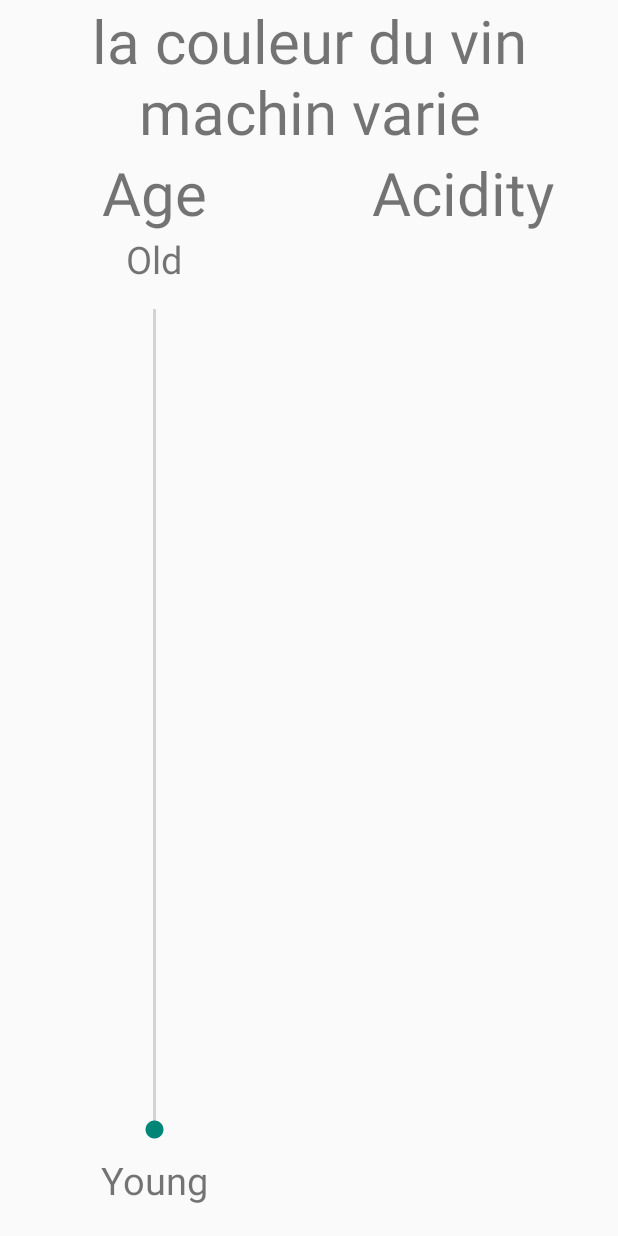
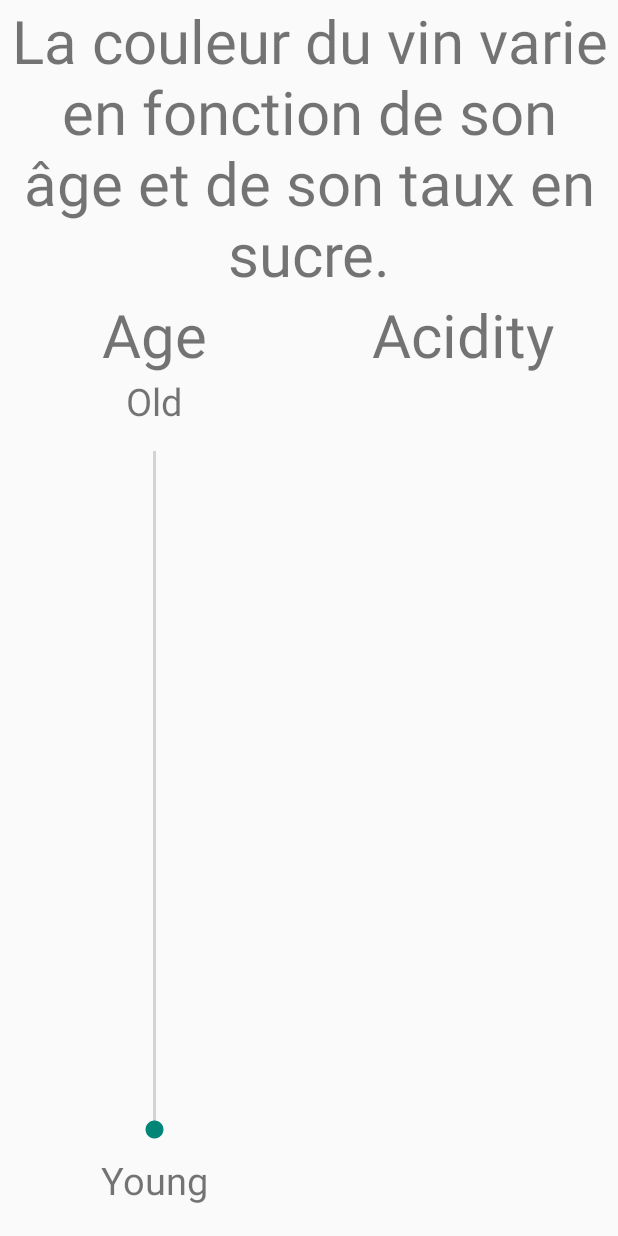
Before and after one commit to alexandre-mazel/AndroidStudioProjects, an Android app: the screen it shows after launch (MyActivity), on a phone screen of 412 x 824 dp. Run offline under Robolectric (Android 15) with nearby library versions, the light colour scheme and no system bars.

Commit message:
ajout 2 zones

```diff
--- a/Glasses/app/src/main/res/layout/activity_my.xml
+++ b/Glasses/app/src/main/res/layout/activity_my.xml
@@ -4,10 +4,10 @@
     android:layout_height="match_parent"
     android:orientation="vertical">
 
-    <TextView android:id="@+id/text_view_age"
+    <TextView android:id="@+id/sliders_text_title"
         android:layout_height="wrap_content"
         android:layout_width="match_parent"
-        android:text="la couleur du vin machin varie"
+        android:text="@string/sliders_text_title"
         android:gravity="center"
         android:textSize="40dp"
         />
--- a/Glasses/app/src/main/res/values/strings.xml
+++ b/Glasses/app/src/main/res/values/strings.xml
@@ -12,5 +12,7 @@
     <string name="text_view_age_bottom">Young</string>
 
     <string name="text_view_acidity">Acidity</string>
+    <string name="sliders_text_title">La couleur du vin varie en fonction de son\nâge et de son taux en sucre.</string>
+
 
 </resources>
```
